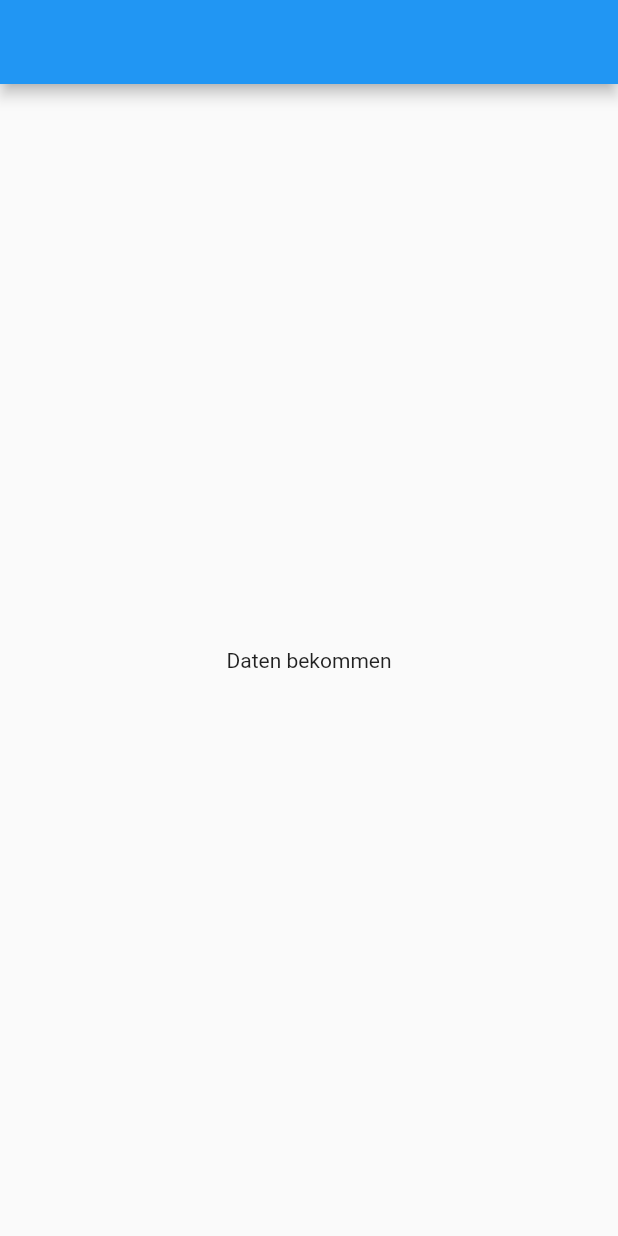
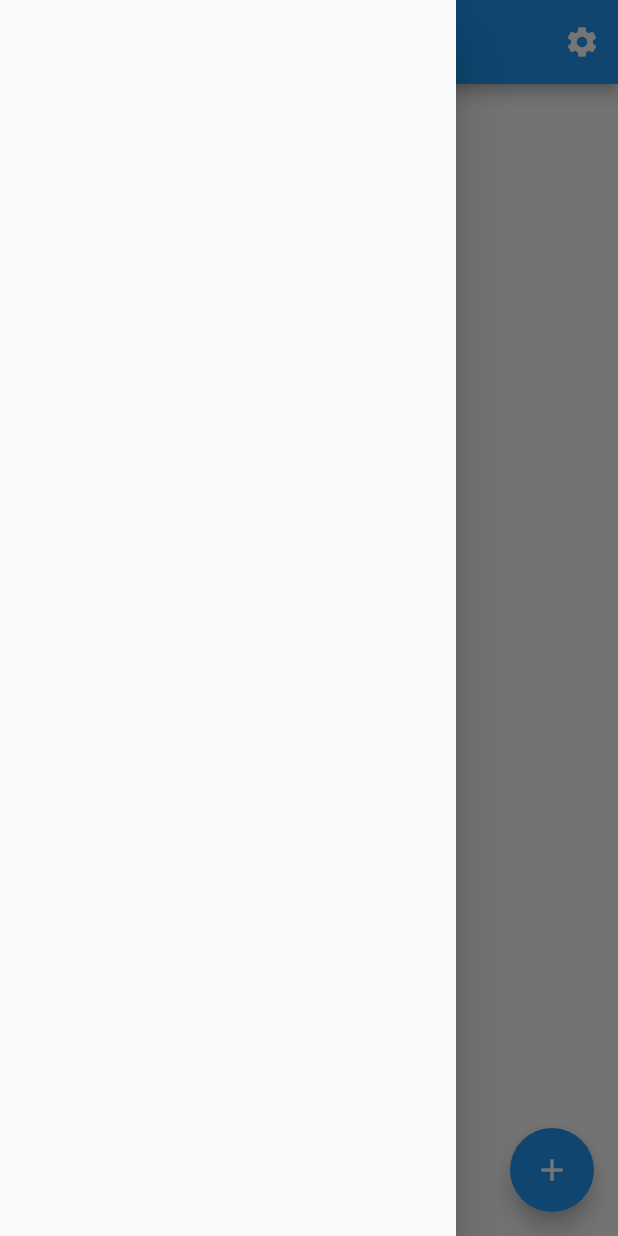
Before and after one commit to domephant/to_do_firebase, a Flutter app: the screen it shows after launch, with the side drawer open (before the commit the screen has no drawer), on a phone screen of 412 x 824 dp. Run offline on Flutter 3.47's test engine with Material 2 defaults, Android fonts, the phone set to English and light mode, and no system bars; our stand-ins replace cloud_firestore, firebase_core; accounts and stored records are empty.

Commit message:
Added basic layout

```diff
--- a/lib/main.dart
+++ b/lib/main.dart
@@ -14,21 +14,12 @@ void main() async {
 class MyApp extends StatelessWidget {
   const MyApp({Key? key}) : super(key: key);
 
-  // This widget is the root of your application.
   @override
   Widget build(BuildContext context) {
     return MaterialApp(
+      debugShowCheckedModeBanner: false,
       title: 'Flutter Demo',
       theme: ThemeData(
-        // This is the theme of your application.
-        //
-        // Try running your application with "flutter run". You'll see the
-        // application has a blue toolbar. Then, without quitting the app, try
-        // changing the primarySwatch below to Colors.green and then invoke
-        // "hot reload" (press "r" in the console where you ran "flutter run",
-        // or simply save your changes to "hot reload" in a Flutter IDE).
-        // Notice that the counter didn't reset back to zero; the application
-        // is not restarted.
         primarySwatch: Colors.blue,
       ),
       home: const DatabaseTextScreen(),
@@ -41,25 +32,19 @@ class DatabaseTextScreen extends StatelessWidget {
 
   @override
   Widget build(BuildContext context) {
-    CollectionReference todos = FirebaseFirestore.instance.collection('to-dos');
-
     return Scaffold(
-      appBar: AppBar(),
-      body: Center(
-        child: FutureBuilder(
-          future: todos.doc().get(),
-          builder: (context, AsyncSnapshot<DocumentSnapshot> snapshot) {
-            if (snapshot.connectionState == ConnectionState.done) {
-              print(snapshot.data!.data());
-              return Text("Daten bekommen");
-            }
-            if (snapshot.hasError) {
-              return Text("Error");
-            }
-            return Container();
-          },
-        ),
+      appBar: AppBar(
+        actions: [
+          IconButton(onPressed: () {}, icon: const Icon(Icons.settings))
+        ],
+        title: const Text("To-Do"),
       ),
+      drawer: const Drawer(),
+      floatingActionButton: FloatingActionButton(
+        onPressed: () {},
+        child: const Icon(Icons.add),
+      ),
+      body: ListView(),
     );
   }
 }
```
